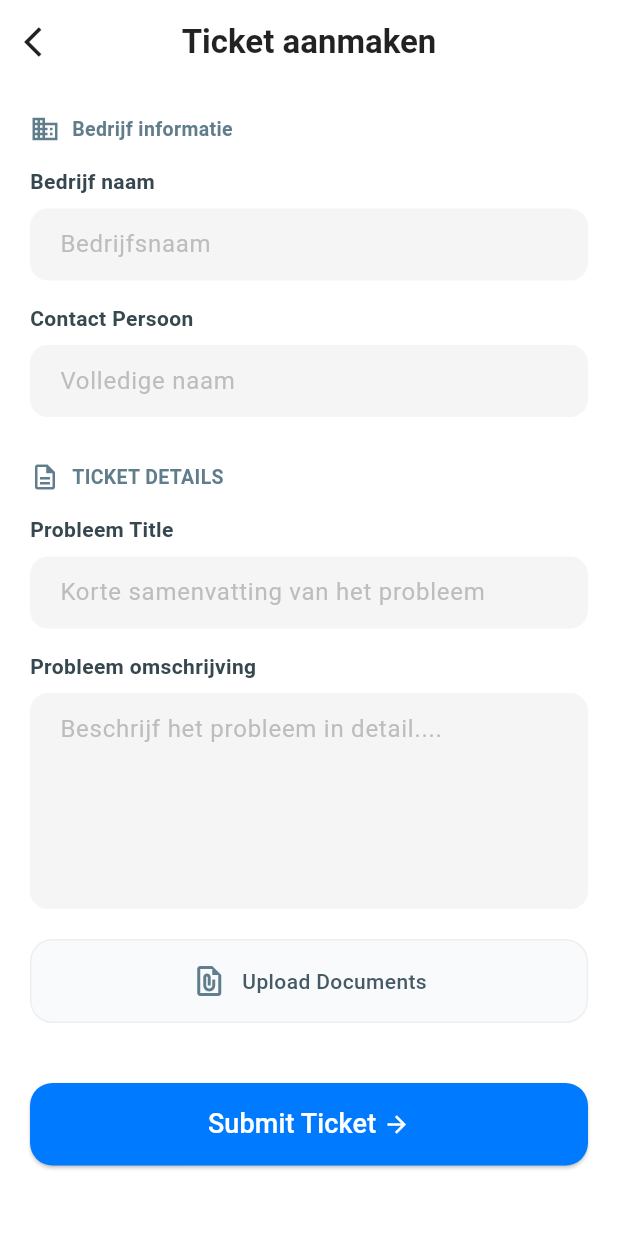
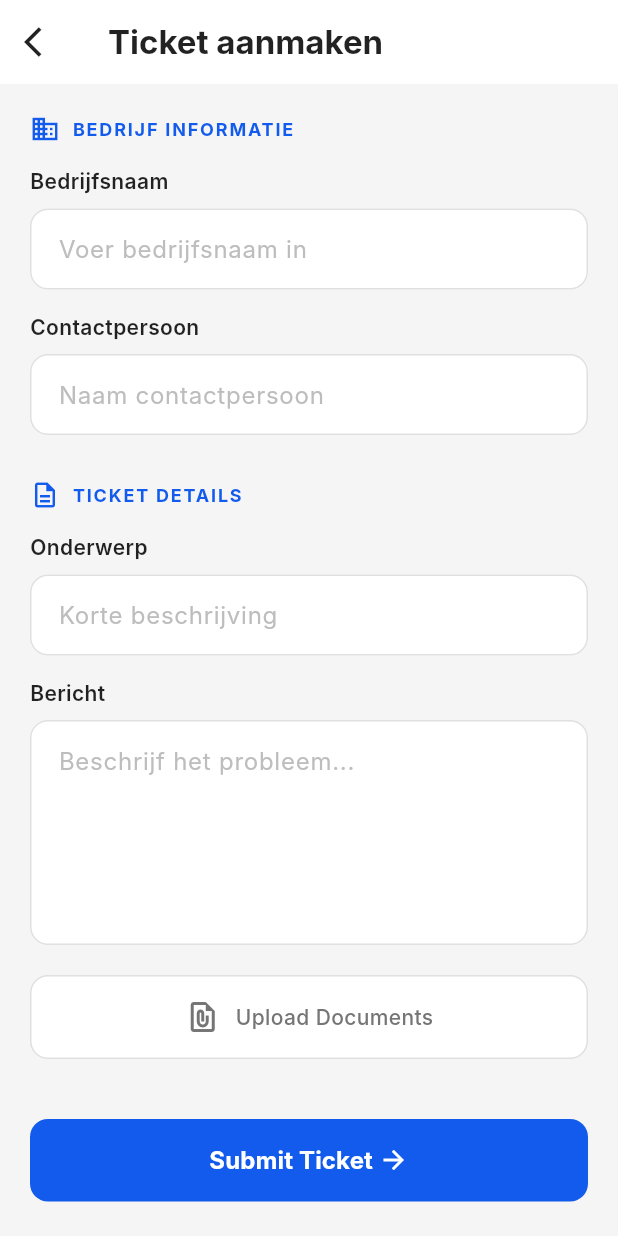
Before and after one commit to jessevandevelde/rma-flutter-app, a Flutter app: the CreateTicketScreen screen opened by its route, on a phone screen of 412 x 824 dp. Run offline on Flutter 3.47's test engine with Material 3 defaults, Android fonts, the phone set to English and light mode, and no system bars; our stand-ins replace dio; missing offline and left inert: mobile_scanner; Roboto replaces fonts that are missing (Inter).

Commit message:
Update Kotlin naar 2.1.0 en fix UI branding (Blauw/Wit)

```diff
--- /dev/null
+++ b/lib/core/constants/app_colors.dart
@@ -0,0 +1,12 @@
+import 'package:flutter/material.dart';
+
+class AppColors {
+  // Your Branding
+  static const Color primaryBlue = Color(0xFF135BEC);
+  static const Color pureWhite = Color(0xFFFFFFFF);
+
+  // UI Helpers
+  static const Color backgroundGray = Color(0xFFF5F5F5);
+  static const Color textGray = Color(0xFF757575);
+  static const Color borderGray = Color(0xFFE0E0E0);
+}
--- a/lib/screens/create_ticket.dart
+++ b/lib/screens/create_ticket.dart
@@ -1,7 +1,5 @@
 import 'package:flutter/material.dart';
-import '../components/section_header.dart';
-import '../components/custom_label.dart';
-import '../components/custom_text_field.dart';
+import '../core/constants/app_colors.dart';
 
 class CreateTicketScreen extends StatelessWidget {
   const CreateTicketScreen({super.key});
@@ -9,71 +7,59 @@ class CreateTicketScreen extends StatelessWidget {
   @override
   Widget build(BuildContext context) {
     return Scaffold(
-      backgroundColor: Colors.white,
+      backgroundColor: AppColors.backgroundGray,
       appBar: AppBar(
+        backgroundColor: AppColors.pureWhite,
+        elevation: 0,
         leading: IconButton(
           icon: const Icon(Icons.arrow_back_ios, color: Colors.black87),
           onPressed: () => Navigator.pop(context),
         ),
-        title: const Text('Ticket aanmaken',
-            style:
-                TextStyle(color: Colors.black87, fontWeight: FontWeight.bold)),
-        backgroundColor: Colors.white,
-        elevation: 0,
-        centerTitle: true,
+        title: const Text(
+          'Ticket aanmaken',
+          style: TextStyle(color: Colors.black87, fontWeight: FontWeight.bold),
+        ),
       ),
       body: SingleChildScrollView(
         padding: const EdgeInsets.all(20),
         child: Column(
           crossAxisAlignment: CrossAxisAlignment.start,
           children: [
-            // --- COMPANY INFORMATION ---
-            const SectionHeader(
-                icon: Icons.business_outlined, title: 'Bedrijf informatie'),
+            _buildSectionHeader(Icons.business_outlined, 'BEDRIJF INFORMATIE'),
             const SizedBox(height: 15),
-            const CustomLabel(text: 'Bedrijf naam'),
-            const CustomTextField(hint: 'Bedrijfsnaam'),
+            _buildLabel('Bedrijfsnaam'),
+            _buildTextField('Voer bedrijfsnaam in'),
             const SizedBox(height: 15),
-            const CustomLabel(text: 'Contact Persoon'),
-            const CustomTextField(hint: 'Volledige naam'),
-
+            _buildLabel('Contactpersoon'),
+            _buildTextField('Naam contactpersoon'),
             const SizedBox(height: 30),
-
-            // --- TICKET DETAILS ---
-            const SectionHeader(
-                icon: Icons.description_outlined, title: 'TICKET DETAILS'),
+            _buildSectionHeader(Icons.description_outlined, 'TICKET DETAILS'),
             const SizedBox(height: 15),
-            const CustomLabel(text: 'Probleem Title'),
-            const CustomTextField(hint: 'Korte samenvatting van het probleem'),
+            _buildLabel('Onderwerp'),
+            _buildTextField('Korte beschrijving'),
             const SizedBox(height: 15),
-            const CustomLabel(text: 'Probleem omschrijving'),
-            const CustomTextField(
-                hint: 'Beschrijf het probleem in detail....', maxLines: 5),
-
+            _buildLabel('Bericht'),
+            _buildTextField('Beschrijf het probleem...', maxLines: 5),
             const SizedBox(height: 20),
-
-            // --- Button voor upload ---
             _buildUploadDocumentsButton(),
-
             const SizedBox(height: 40),
-
-            // --- Submit button ---
             SizedBox(
               width: double.infinity,
               height: 55,
               child: ElevatedButton(
-                onPressed: () {},
+                onPressed: () {
+                  // Submit logic
+                },
                 style: ElevatedButton.styleFrom(
-                  backgroundColor: const Color(0xFF007AFF),
-                  shape: RoundedRectangleBorder(
-                      borderRadius: BorderRadius.circular(15)),
+                  backgroundColor: AppColors.primaryBlue,
+                  shape: RoundedRectangleBorder(borderRadius: BorderRadius.circular(12)),
+                  elevation: 0,
                 ),
                 child: const Row(
                   mainAxisAlignment: MainAxisAlignment.center,
                   children: [
-                    Text('Submit Ticket ',
-                        style: TextStyle(fontSize: 18, color: Colors.white)),
-                    Icon(Icons.arrow_forward, color: Colors.white),
+                    Text('Submit Ticket ', style: TextStyle(fontSize: 16, color: Colors.white, fontWeight: FontWeight.bold)),
+                    Icon(Icons.arrow_forward, color: Colors.white, size: 20),
                   ],
                 ),
               ),
@@ -84,24 +70,72 @@ class CreateTicketScreen extends StatelessWidget {
     );
   }
 
-  // "Upload Documents" knop (kan later ook een component worden)
+  Widget _buildSectionHeader(IconData icon, String title) {
+    return Row(
+      children: [
+        Icon(icon, size: 20, color: AppColors.primaryBlue),
+        const SizedBox(width: 8),
+        Text(
+          title,
+          style: const TextStyle(
+            fontSize: 12,
+            fontWeight: FontWeight.bold,
+            color: AppColors.primaryBlue,
+            letterSpacing: 1.2,
+          ),
+        ),
+      ],
+    );
+  }
+
+  Widget _buildLabel(String text) {
+    return Padding(
+      padding: const EdgeInsets.only(bottom: 8),
+      child: Text(
+        text,
+        style: const TextStyle(fontWeight: FontWeight.w600, color: Colors.black87),
+      ),
+    );
+  }
+
+  Widget _buildTextField(String hint, {int maxLines = 1}) {
+    return TextField(
+      maxLines: maxLines,
+      decoration: InputDecoration(
+        hintText: hint,
+        hintStyle: TextStyle(color: Colors.grey[400]),
+        filled: true,
+        fillColor: AppColors.pureWhite,
+        contentPadding: const EdgeInsets.symmetric(horizontal: 15, vertical: 15),
+        enabledBorder: OutlineInputBorder(
+          borderRadius: BorderRadius.circular(12),
+          borderSide: const BorderSide(color: AppColors.borderGray),
+        ),
+        focusedBorder: OutlineInputBorder(
+          borderRadius: BorderRadius.circular(12),
+          borderSide: const BorderSide(color: AppColors.primaryBlue, width: 1.5),
+        ),
+      ),
+    );
+  }
+
   Widget _buildUploadDocumentsButton() {
     return Container(
-      width: double.infinity,
       padding: const EdgeInsets.symmetric(vertical: 15),
       decoration: BoxDecoration(
-        color: const Color(0xFFF8FAFC),
-        borderRadius: BorderRadius.circular(15),
-        border: Border.all(color: Colors.grey[200]!),
+        color: AppColors.pureWhite,
+        borderRadius: BorderRadius.circular(12),
+        border: Border.all(color: AppColors.borderGray),
       ),
       child: const Row(
         mainAxisAlignment: MainAxisAlignment.center,
         children: [
-          Icon(Icons.file_present_outlined, color: Colors.blueGrey),
+          Icon(Icons.file_present_outlined, color: AppColors.textGray),
           SizedBox(width: 10),
-          Text('Upload Documents',
-              style: TextStyle(
-                  color: Color(0xFF455A64), fontWeight: FontWeight.w500)),
+          Text(
+            'Upload Documents',
+            style: TextStyle(color: AppColors.textGray, fontWeight: FontWeight.w500),
+          ),
         ],
       ),
     );
```
Also changed, not shown: lib/core/widgets/custom_button.dart (added, +58 -0 lines), lib/core/widgets/custom_label.dart (added, +24 -0 lines), lib/core/widgets/custom_text_field.dart (added, +45 -0 lines), lib/main.dart (+13 -5 lines), lib/screens/login_screen.dart (+30 -16 lines), lib/screens/ticket_overview.dart (+29 -26 lines), pubspec.lock, 1 other file.
